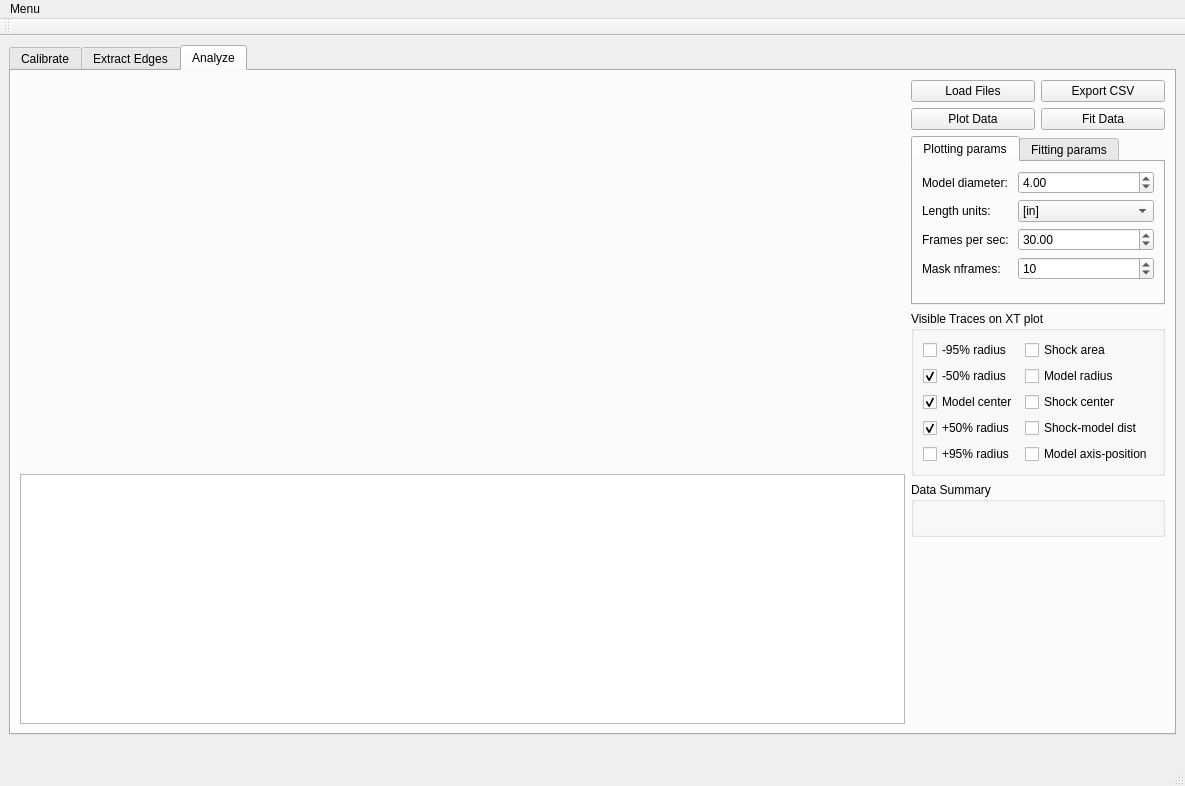
The window that arcjetCV/gui/arcjetCV.ui (magnus-haw/arcjetCV) describes before a commit, drawn with Qt 5.
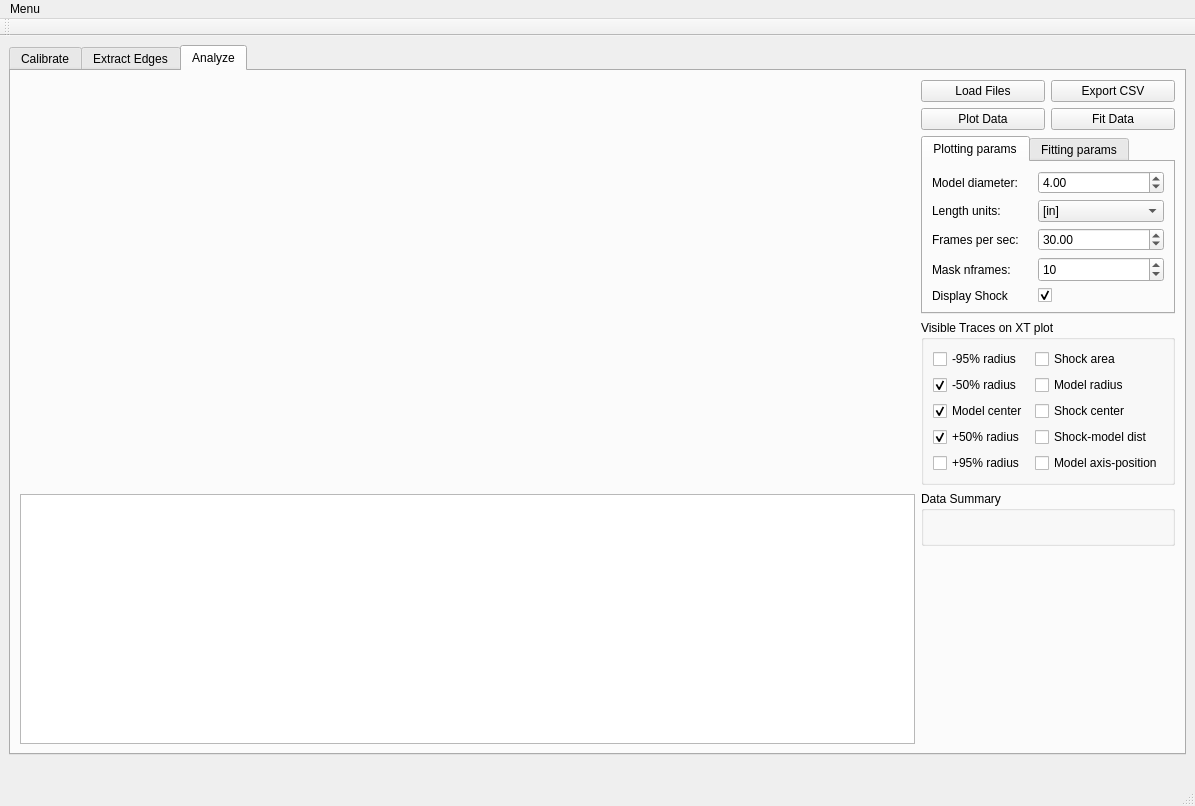
The same window after the commit. The open tabs and pages were chosen to show the change.

Diff of the .ui file:
```diff
--- a/arcjetCV/gui/arcjetCV.ui
+++ b/arcjetCV/gui/arcjetCV.ui
@@ -6,8 +6,8 @@
    <rect>
     <x>0</x>
     <y>0</y>
-    <width>1185</width>
-    <height>786</height>
+    <width>1195</width>
+    <height>806</height>
    </rect>
   </property>
   <property name="windowTitle">
@@ -863,7 +863,7 @@
              <attribute name="title">
               <string>Plotting params</string>
              </attribute>
-             <layout class="QFormLayout" name="formLayout_3">
+             <layout class="QGridLayout" name="gridLayout_2">
               <item row="0" column="0">
                <widget class="QLabel" name="label">
                 <property name="text">
@@ -871,20 +871,6 @@
                 </property>
                </widget>
               </item>
-              <item row="2" column="0">
-               <widget class="QLabel" name="label_11">
-                <property name="text">
-                 <string>Length units:</string>
-                </property>
-               </widget>
-              </item>
-              <item row="4" column="0">
-               <widget class="QLabel" name="label_18">
-                <property name="text">
-                 <string>Frames per sec:</string>
-                </property>
-               </widget>
-              </item>
               <item row="0" column="1">
                <widget class="QDoubleSpinBox" name="doubleSpinBox_diameter">
                 <property name="minimum">
@@ -898,7 +884,14 @@
                 </property>
                </widget>
               </item>
-              <item row="2" column="1">
+              <item row="1" column="0">
+               <widget class="QLabel" name="label_11">
+                <property name="text">
+                 <string>Length units:</string>
+                </property>
+               </widget>
+              </item>
+              <item row="1" column="1">
                <widget class="QComboBox" name="comboBox_units">
                 <item>
                  <property name="text">
@@ -922,7 +915,14 @@
                 </item>
                </widget>
               </item>
-              <item row="4" column="1">
+              <item row="2" column="0">
+               <widget class="QLabel" name="label_18">
+                <property name="text">
+                 <string>Frames per sec:</string>
+                </property>
+               </widget>
+              </item>
+              <item row="2" column="1">
                <widget class="QDoubleSpinBox" name="doubleSpinBox_fps">
                 <property name="minimum">
                  <double>1.000000000000000</double>
@@ -935,7 +935,20 @@
                 </property>
                </widget>
               </item>
-              <item row="6" column="1">
+              <item row="3" column="0">
+               <widget class="QLabel" name="label_2">
+                <property name="maximumSize">
+                 <size>
+                  <width>100</width>
+                  <height>30</height>
+                 </size>
+                </property>
+                <property name="text">
+                 <string>Mask nframes:</string>
+                </property>
+               </widget>
+              </item>
+              <item row="3" column="1">
                <widget class="QSpinBox" name="spinBox_mask_frames">
                 <property name="minimumSize">
                  <size>
@@ -960,16 +973,20 @@
                 </property>
                </widget>
               </item>
-              <item row="6" column="0">
-               <widget class="QLabel" name="label_2">
-                <property name="maximumSize">
-                 <size>
-                  <width>100</width>
-                  <height>30</height>
-                 </size>
+              <item row="4" column="0">
+               <widget class="QLabel" name="label_display_shock2">
+                <property name="text">
+                 <string>Display Shock</string>
                 </property>
+               </widget>
+              </item>
+              <item row="4" column="1">
+               <widget class="QCheckBox" name="checkBox_display_shock2">
                 <property name="text">
-                 <string>Mask nframes:</string>
+                 <string/>
+                </property>
+                <property name="checked">
+                 <bool>true</bool>
                 </property>
                </widget>
               </item>
@@ -1175,7 +1192,7 @@
     <rect>
      <x>0</x>
      <y>0</y>
-     <width>1185</width>
+     <width>1195</width>
      <height>24</height>
     </rect>
    </property>
```
Left out of the diff: 227 changed lines with no effect on the pictures.
